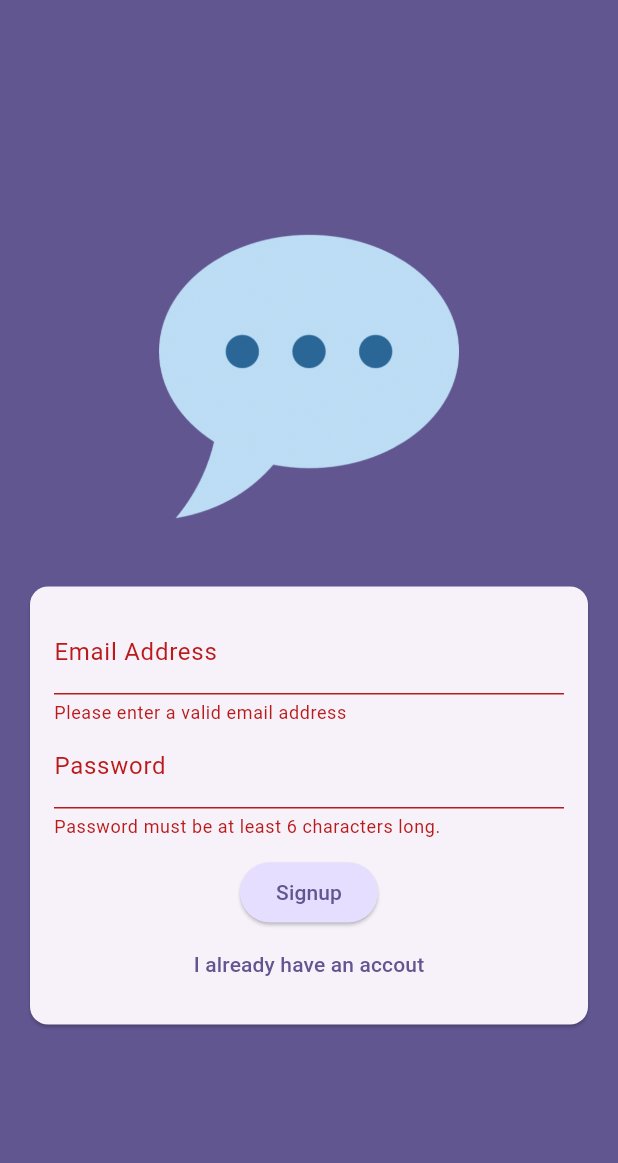
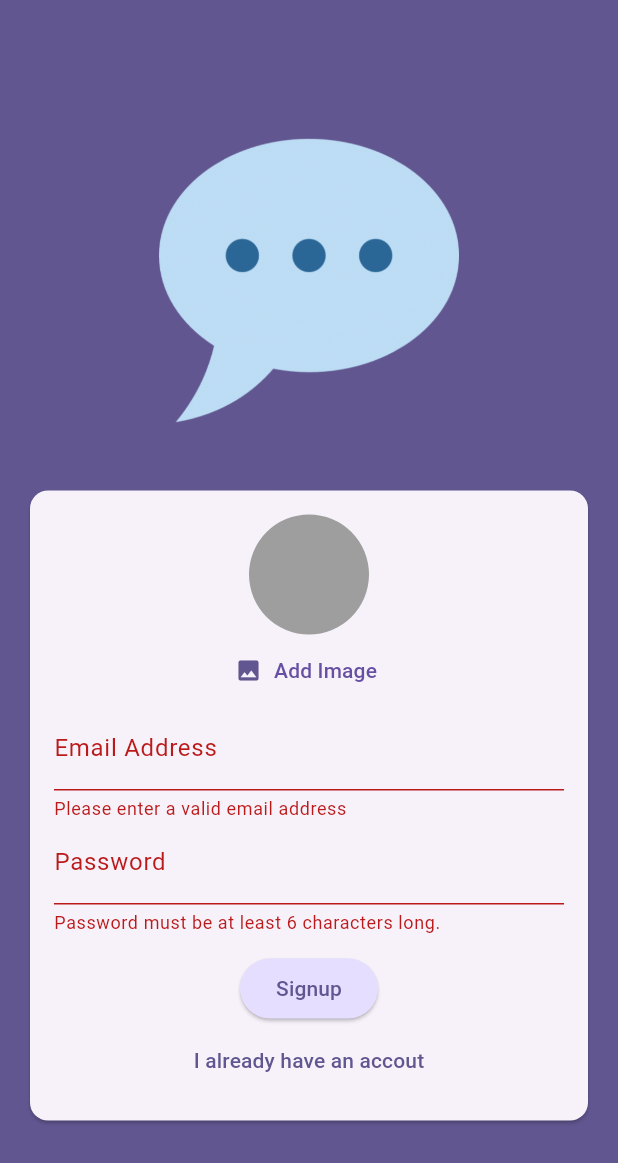
Before and after one commit to Leningram/flutter_chat_app, a Flutter app: the screen it shows after launch, after a tap on "Login", after a tap on "Create an account", on a phone screen of 412 x 824 dp. Shown: the top 1163 px of the screen. Run offline on Flutter 3.47's test engine with Material 3 defaults, Android fonts, the phone set to English and light mode, and no system bars; our stand-ins replace firebase_auth, firebase_core, image_picker; accounts and stored records are empty.

Commit message:
image picker

```diff
--- a/lib/presentation/screens/screens/auth.dart
+++ b/lib/presentation/screens/screens/auth.dart
@@ -1,3 +1,4 @@
+import 'package:chat_app/presentation/widgets/user_image_picker.dart';
 import 'package:flutter/material.dart';
 import 'package:firebase_auth/firebase_auth.dart';
 
@@ -81,6 +82,7 @@ class _AuthScreenState extends State<AuthScreen> {
                       child: Column(
                         mainAxisSize: MainAxisSize.min,
                         children: [
+                          if (!_isLogin) UserImagePicker(),
                           TextFormField(
                             decoration: const InputDecoration(
                                 labelText: 'Email Address'),
--- /dev/null
+++ b/lib/presentation/widgets/user_image_picker.dart
@@ -0,0 +1,51 @@
+import 'dart:io';
+
+import 'package:flutter/material.dart';
+import 'package:image_picker/image_picker.dart';
+
+class UserImagePicker extends StatefulWidget {
+  const UserImagePicker({super.key});
+  @override
+  State<UserImagePicker> createState() {
+    return _UserImagePickerState();
+  }
+}
+
+class _UserImagePickerState extends State<UserImagePicker> {
+  File? _pickedImageFile;
+
+  void _pickImage() async {
+    final pickedImage = await ImagePicker().pickImage(source: ImageSource.gallery);
+
+    if (pickedImage == null) {
+      return;
+    }
+
+    setState(() {
+      _pickedImageFile = File(pickedImage.path);
+    });
+  }
+
+
+  @override
+  Widget build(BuildContext context) {
+    return Column(
+      children: [
+        CircleAvatar(
+          radius: 40,
+          backgroundColor: Colors.grey,
+          foregroundImage: _pickedImageFile != null ? FileImage(_pickedImageFile!) : null,
+        ),
+        TextButton.icon(
+            onPressed: _pickImage,
+            label: Text(
+              'Add Image',
+              style: TextStyle(
+                color: Theme.of(context).primaryColor,
+              ),
+            ),
+            icon: const Icon(Icons.image))
+      ],
+    );
+  }
+}
--- a/pubspec.yaml
+++ b/pubspec.yaml
@@ -37,6 +37,8 @@ dependencies:
   cupertino_icons: ^1.0.6
   firebase_core: ^3.1.0
   firebase_auth: ^5.1.0
+  firebase_storage: ^12.0.1
+  image_picker: ^1.1.2
 
 dev_dependencies:
   flutter_test:
```
Also changed, not shown: lib/presentation/screens/screens/chat.dart (+11 -0 lines), pubspec.lock, 7 other files.
